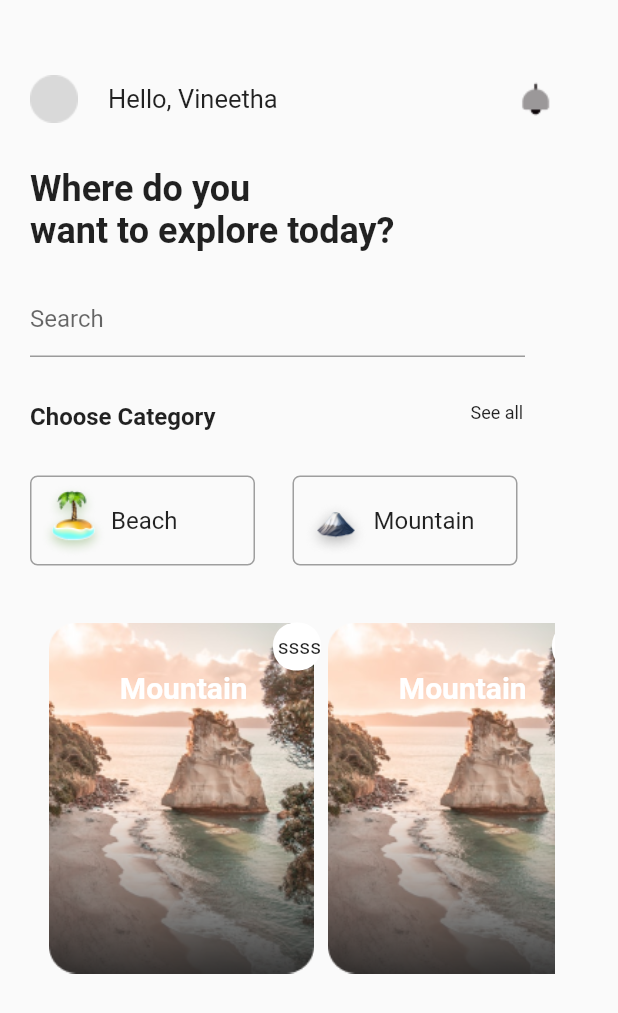
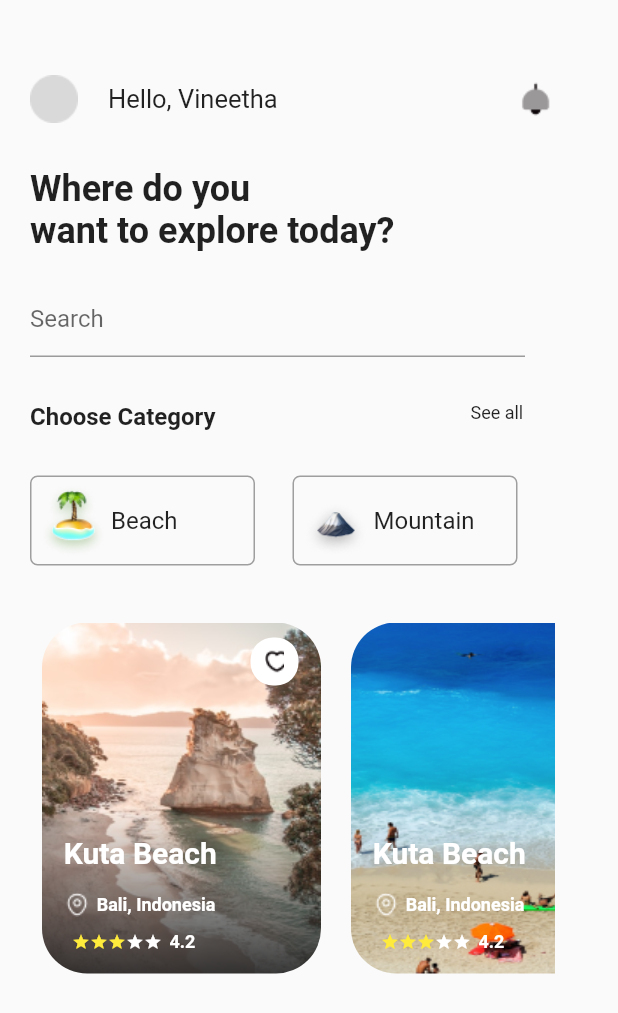
Before and after one commit to ziyad00/Travel-App, a Flutter app: the screen it shows after launch, on a phone screen of 412 x 824 dp. Shown: the top 1013 px of the screen. Run offline on Flutter 3.47's test engine with Material 2 defaults, Android fonts, the phone set to English and light mode, and no system bars.

Commit message:
add place card

```diff
--- a/lib/widgets/choose_place.dart
+++ b/lib/widgets/choose_place.dart
@@ -14,8 +14,13 @@ class ChoosePlace extends StatelessWidget {
         scrollDirection: Axis.horizontal,
         padding: const EdgeInsets.all(8),
         children: [
-          PlaceCard(),
-          PlaceCard(),
+          PlaceCard(imagePath: 'images/4.png'),
+          SizedBox(
+            width: 20,
+          ),
+          PlaceCard(
+            imagePath: 'images/6.png',
+          ),
         ],
       ),
     );
@@ -23,8 +28,10 @@ class ChoosePlace extends StatelessWidget {
 }
 
 class PlaceCard extends StatelessWidget {
+  final String imagePath;
   const PlaceCard({
     Key? key,
+    required this.imagePath,
   }) : super(key: key);
 
   @override
@@ -32,10 +39,12 @@ class PlaceCard extends StatelessWidget {
     return Container(
         width: 186,
         height: 186,
-        padding: EdgeInsets.fromLTRB(3, 0, 0, 0),
+        padding: EdgeInsets.fromLTRB(10, 10, 15, 0),
         decoration: BoxDecoration(
+            borderRadius: BorderRadius.all(Radius.circular(30.0)),
             image: DecorationImage(
-          image: AssetImage('images/4.png'),
+              image: AssetImage('$imagePath'),
+              fit: BoxFit.fill,
             )), //s
         child: Column(
           children: [
@@ -44,23 +53,96 @@ class PlaceCard extends StatelessWidget {
               child: Container(
                 width: 32,
                 height: 32,
-                padding: EdgeInsets.fromLTRB(3, 0, 0, 0),
+                padding: EdgeInsets.fromLTRB(0, 0, 0, 0),
                 decoration: BoxDecoration(
                     borderRadius: BorderRadius.all(Radius.circular(15.0)),
                     color: Colors.white),
-                alignment: Alignment.centerRight,
-                child: Text(
-                  "ssss",
+                alignment: Alignment.center,
+                child: Image.asset('images/heart.png'),
               ),
             ),
+            SizedBox(
+              height: 100,
             ),
+            Padding(
+              padding: const EdgeInsets.only(right: 50),
+              child: Column(
+                children: [
                   Text(
-              "Mountain",
+                    "Kuta Beach",
                     style: TextStyle(
                         fontSize: 20,
                         color: Colors.white,
                         fontWeight: FontWeight.bold),
                   ),
+                  SizedBox(
+                    height: 15,
+                  ),
+                  Row(
+                    mainAxisAlignment: MainAxisAlignment.center,
+                    children: [
+                      Image.asset('images/location.png'),
+                      SizedBox(
+                        width: 5,
+                      ),
+                      Text(
+                        "Bali, Indonesia",
+                        style: TextStyle(
+                            fontSize: 12,
+                            color: Colors.white,
+                            fontWeight: FontWeight.bold),
+                      ),
+                    ],
+                  ),
+                  SizedBox(
+                    height: 10,
+                  ),
+                  Row(
+                    mainAxisAlignment: MainAxisAlignment.start,
+                    children: [
+                      SizedBox(
+                        width: 10,
+                      ),
+                      Icon(
+                        Icons.star,
+                        color: Colors.yellow,
+                        size: 12,
+                      ),
+                      Icon(
+                        Icons.star,
+                        color: Colors.yellow,
+                        size: 12,
+                      ),
+                      Icon(
+                        Icons.star,
+                        color: Colors.yellow,
+                        size: 12,
+                      ),
+                      Icon(
+                        Icons.star,
+                        color: Colors.white,
+                        size: 12,
+                      ),
+                      Icon(
+                        Icons.star,
+                        color: Colors.white,
+                        size: 12,
+                      ),
+                      SizedBox(
+                        width: 5,
+                      ),
+                      Text(
+                        "4.2",
+                        style: TextStyle(
+                            fontSize: 12,
+                            color: Colors.white,
+                            fontWeight: FontWeight.bold),
+                      ),
+                    ],
+                  ),
+                ],
+              ),
+            ),
           ],
         ));
   }
```
Also changed, not shown: images/6.png (added), images/heart.png (added), images/location.png (added). Lines whose indentation alone changed are shown as unchanged.
